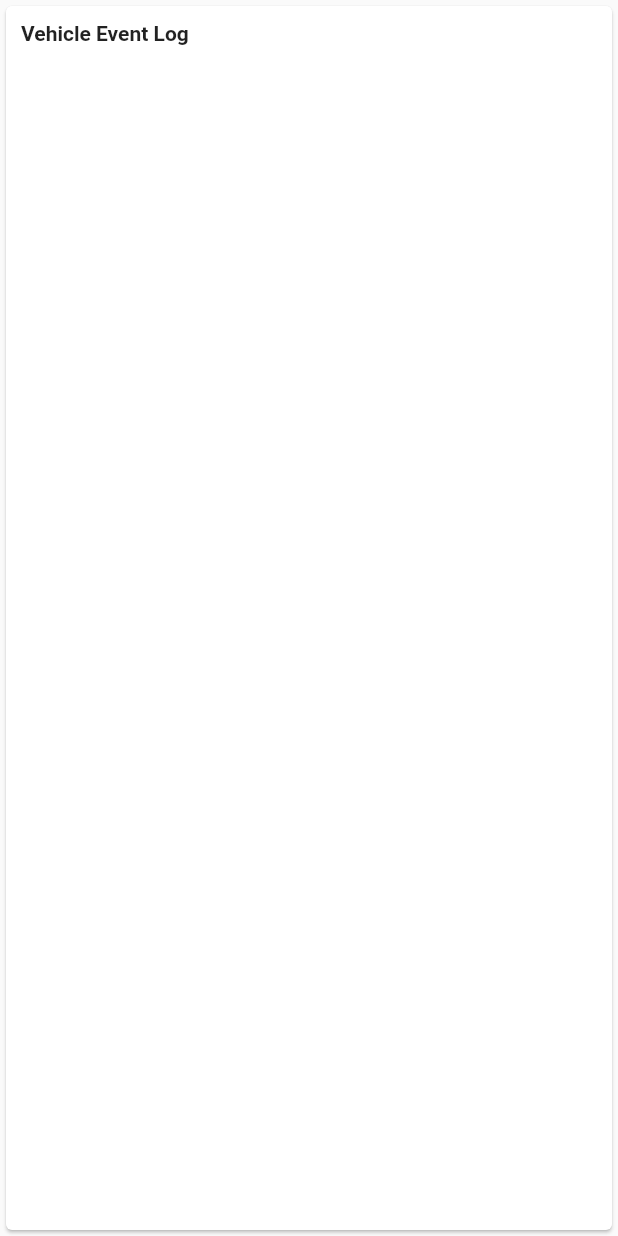
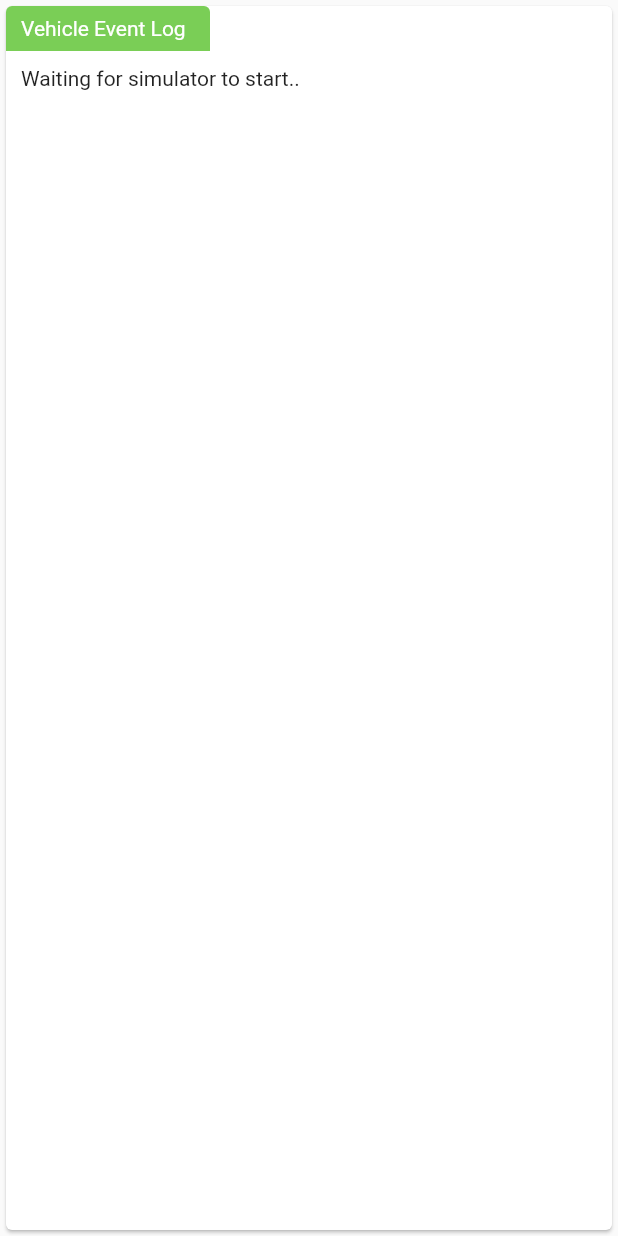
Before and after one commit to knowgoio/knowgo-vehicle-simulator, a Flutter app: the EventLog widget shown alone on an empty page, opened directly, on a phone screen of 412 x 824 dp. Run offline on Flutter 3.47's test engine with Material 2 defaults, Android fonts, the phone set to English and light mode, and no system bars; our stand-ins replace args, random_string; missing offline and left inert: knowgo, vin_decoder; statements that could not run were skipped.

Commit message:
Convert cards to custom VehicleDataCard widget

```diff
--- a/lib/widgets/eventlog.dart
+++ b/lib/widgets/eventlog.dart
@@ -1,6 +1,7 @@
 import 'dart:convert';
 import 'package:flutter/material.dart';
 import 'package:knowgo_simulator_desktop/simulator.dart';
+import 'package:knowgo_simulator_desktop/widgets/vehicle_data_card.dart';
 import 'package:provider/provider.dart';
 
 class EventLog extends StatefulWidget {
@@ -9,34 +10,30 @@ class EventLog extends StatefulWidget {
 }
 
 class _EventLogState extends State<EventLog> {
+  Widget generateVehicleEventList(VehicleSimulator vehicleSimulator) {
+    var events = vehicleSimulator.events;
+
+    if (vehicleSimulator.running == false) {
+      return Text('Waiting for simulator to start..');
+    } else {
+      return ListView.builder(
+        shrinkWrap: true,
+        itemCount: events.length,
+        itemBuilder: (BuildContext context, int index) {
+          var last = events.length - index - 1;
+          var jsonStr = jsonEncode(events[last]);
+          return Text(jsonStr);
+        },
+      );
+    }
+  }
+
   @override
   Widget build(BuildContext context) {
-    var events = context.watch<VehicleSimulator>().events;
-    return Card(
-      child: Container(
-        padding: EdgeInsets.only(top: 10, left: 10),
-        child: Column(
-          crossAxisAlignment: CrossAxisAlignment.start,
-          children: [
-            Text('Vehicle Event Log',
-                style: TextStyle(fontWeight: FontWeight.bold)),
-            SizedBox(height: 10),
-            Expanded(
-              child: SingleChildScrollView(
-                child: ListView.builder(
-                  shrinkWrap: true,
-                  itemCount: events.length,
-                  itemBuilder: (BuildContext context, int index) {
-                    var last = events.length - index - 1;
-                    var jsonStr = jsonEncode(events[last]);
-                    return Text(jsonStr);
-                  },
-                ),
-              ),
-            ),
-          ],
-        ),
-      ),
+    var vehicleSimulator = context.watch<VehicleSimulator>();
+    return VehicleDataCard(
+        title: 'Vehicle Event Log',
+        child: generateVehicleEventList(vehicleSimulator),
     );
   }
 }
--- /dev/null
+++ b/lib/widgets/vehicle_data_card.dart
@@ -0,0 +1,68 @@
+import 'package:flutter/material.dart';
+
+class VehicleDataCard extends StatelessWidget {
+  final _scrollController = ScrollController();
+  final String title;
+  final Widget child;
+
+  VehicleDataCard({@required this.title, @required this.child});
+
+  @override
+  Widget build(BuildContext context) {
+    return Card(
+      child: Container(
+        width: double.infinity,
+        child: Column(
+          crossAxisAlignment: CrossAxisAlignment.start,
+          children: [
+            Stack(
+              fit: StackFit.loose,
+              children: [
+                Container(
+                  height: 30,
+                  width: double.infinity,
+                  decoration: BoxDecoration(
+                    //color: Colors.,
+                    borderRadius: BorderRadius.vertical(
+                      top: Radius.circular(4.0),
+                    ),
+                  ),
+                ),
+                Container(
+                  padding: EdgeInsets.only(left: 10),
+                  alignment: Alignment.centerLeft,
+                  height: 30,
+                  width: title.length * 8.0,
+                  decoration: BoxDecoration(
+                    color: Theme.of(context).primaryColor,
+                    borderRadius: BorderRadius.vertical(
+                      top: Radius.circular(4.0),
+                    ),
+                  ),
+                  child: Text(title,
+                    style: TextStyle(color: Colors.white),
+                  ),
+                ),
+              ],
+            ),
+            Expanded(
+              flex: 5,
+              child: Container(
+                width: double.infinity,
+                padding: EdgeInsets.all(10),
+                child: Scrollbar(
+                  isAlwaysShown: true,
+                  controller: _scrollController,
+                  child: SingleChildScrollView(
+                    controller: _scrollController,
+                    child: child,
+                  ),
+                ),
+              ),
+            ),
+          ],
+        ),
+      ),
+    );
+  }
+}
```
Also changed, not shown: lib/widgets/vehicle_settings.dart (+13 -12 lines), lib/widgets/vehicle_stats.dart (+6 -18 lines).
